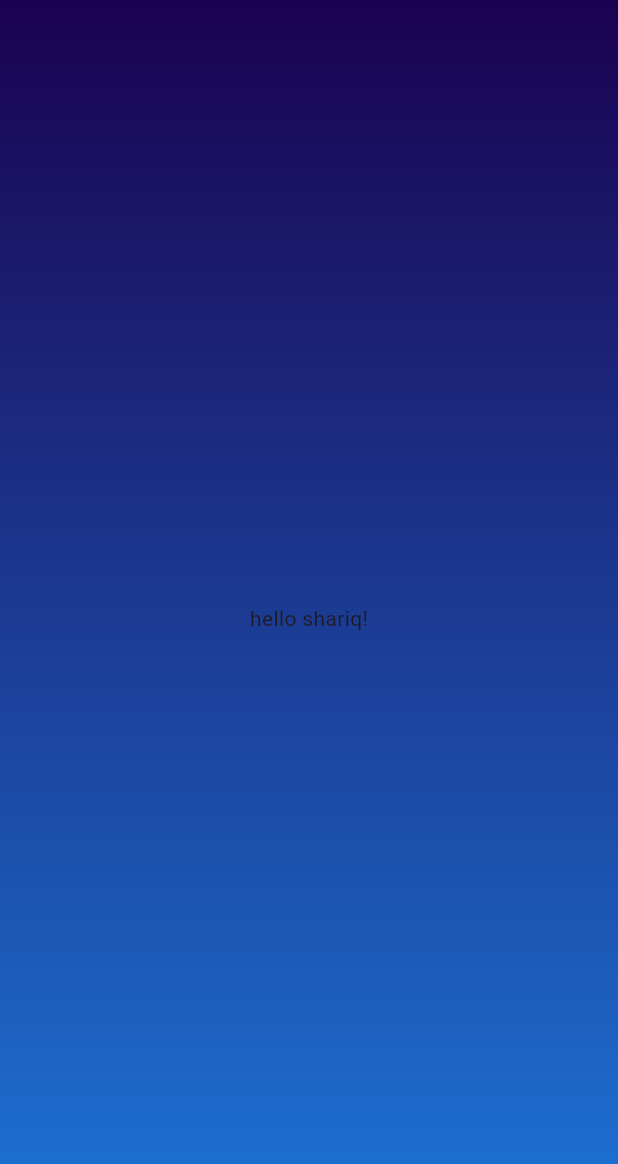
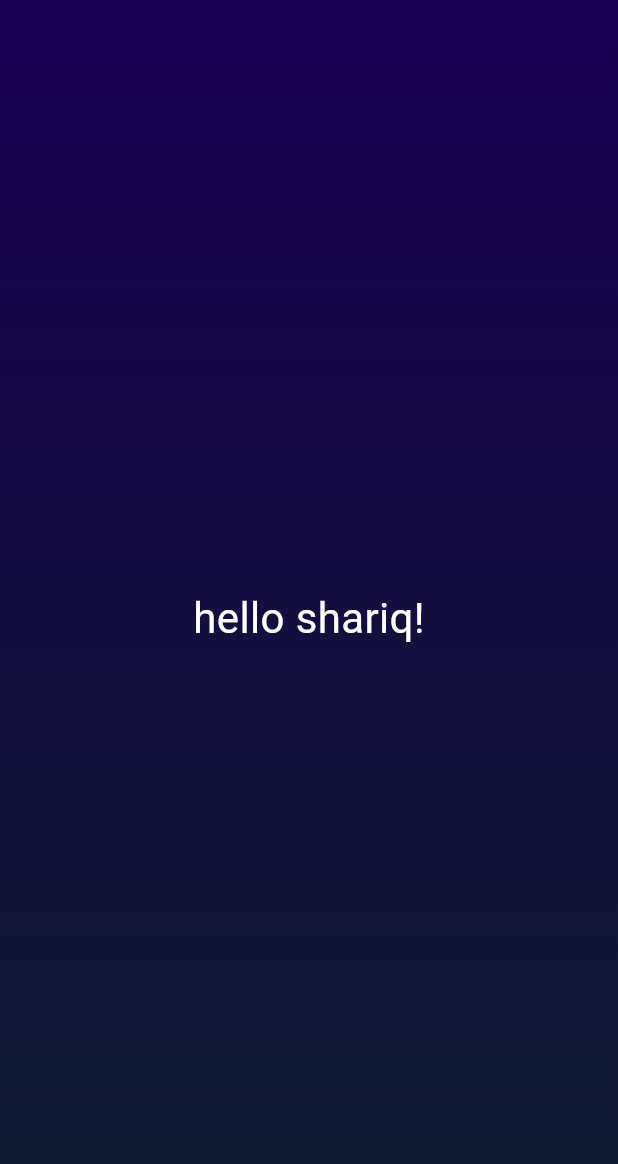
Before and after one commit to ShariqueMemon11/Flutter-Practice, a Flutter app: the screen it shows after launch, on a phone screen of 412 x 824 dp. Shown: the top 1164 px of the screen. Run offline on Flutter 3.47's test engine with Material 3 defaults, Android fonts, the phone set to English and light mode, and no system bars.

```diff
--- /dev/null
+++ b/roll_dice_app/lib/gradient_container.dart
@@ -0,0 +1,21 @@
+import 'package:flutter/material.dart';
+import 'package:roll_dice_app/style_text.dart';
+
+class GradientContainer extends StatelessWidget {
+  const GradientContainer(this.color1, this.color2, {super.key});
+  final Color color1;
+  final Color color2;
+  @override
+  Widget build(context) {
+    return Container(
+      decoration: BoxDecoration(
+        gradient: LinearGradient(
+          colors: [color1, color2],
+          begin: Alignment.topCenter,
+          end: Alignment.bottomCenter,
+        ),
+      ),
+      child: Center(child: Style_text("hello shariq!")),
+    );
+  }
+}
--- /dev/null
+++ b/roll_dice_app/lib/style_text.dart
@@ -0,0 +1,11 @@
+import 'package:flutter/material.dart';
+
+// ignore: camel_case_types
+class Style_text extends StatelessWidget {
+  const Style_text(this.text, {super.key});
+  final String text;
+  @override
+  Widget build(ctx) {
+    return Text(text, style: TextStyle(color: Colors.white, fontSize: 28));
+  }
+}
```
Also changed, not shown: roll_dice_app/lib/main.dart (+4 -12 lines), roll_dice_app/assets/dice-1.png (added), roll_dice_app/assets/dice-2.png (added), roll_dice_app/assets/dice-3.png (added), roll_dice_app/assets/dice-4.png (added), roll_dice_app/assets/dice-5.png (added), roll_dice_app/assets/dice-6.png (added).
